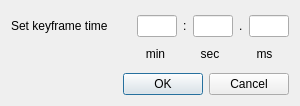
Old version of the form src/Authoring/Studio/Application/TimeEditDlg.ui in the repository flyhex/qt3dstudio.
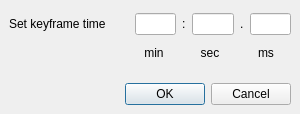
New version of the form.

Diff of the .ui file:
```diff
--- a/src/Authoring/Studio/Application/TimeEditDlg.ui
+++ b/src/Authoring/Studio/Application/TimeEditDlg.ui
@@ -7,15 +7,43 @@
     <x>0</x>
     <y>0</y>
     <width>300</width>
-    <height>106</height>
+    <height>114</height>
    </rect>
   </property>
   <property name="windowTitle">
    <string>Set Keyframe Time</string>
   </property>
   <layout class="QVBoxLayout" name="verticalLayout_2">
+   <property name="leftMargin">
+    <number>0</number>
+   </property>
+   <property name="topMargin">
+    <number>0</number>
+   </property>
+   <property name="rightMargin">
+    <number>0</number>
+   </property>
+   <property name="bottomMargin">
+    <number>0</number>
+   </property>
    <item>
+    <widget class="QWidget" name="widget" native="true">
+     <layout class="QVBoxLayout" name="verticalLayout">
+      <item>
+       <widget class="QWidget" name="editLayout" native="true">
     <layout class="QHBoxLayout" name="horizontalLayout">
+         <property name="leftMargin">
+          <number>0</number>
+         </property>
+         <property name="topMargin">
+          <number>0</number>
+         </property>
+         <property name="rightMargin">
+          <number>0</number>
+         </property>
+         <property name="bottomMargin">
+          <number>0</number>
+         </property>
      <item>
       <widget class="QLabel" name="labelTitle">
        <property name="sizePolicy">
@@ -65,9 +93,23 @@
       <widget class="QLineEdit" name="lineEditMilliseconds"/>
      </item>
     </layout>
+       </widget>
    </item>
    <item>
+       <widget class="QWidget" name="labelsLayout" native="true">
     <layout class="QHBoxLayout" name="horizontalLayout_3">
+         <property name="leftMargin">
+          <number>0</number>
+         </property>
+         <property name="topMargin">
+          <number>0</number>
+         </property>
+         <property name="rightMargin">
+          <number>0</number>
+         </property>
+         <property name="bottomMargin">
+          <number>0</number>
+         </property>
      <item>
       <spacer name="horizontalSpacer">
        <property name="orientation">
@@ -151,6 +193,7 @@
       </widget>
      </item>
     </layout>
+       </widget>
    </item>
    <item>
     <spacer name="verticalSpacer">
@@ -158,7 +201,7 @@
       <enum>Qt::Vertical</enum>
      </property>
      <property name="sizeType">
-      <enum>QSizePolicy::Maximum</enum>
+         <enum>QSizePolicy::Preferred</enum>
      </property>
      <property name="sizeHint" stdset="0">
       <size>
@@ -169,7 +212,20 @@
     </spacer>
    </item>
    <item>
+       <widget class="QWidget" name="buttonsLayout" native="true">
     <layout class="QHBoxLayout" name="horizontalLayout_2">
+         <property name="leftMargin">
+          <number>0</number>
+         </property>
+         <property name="topMargin">
+          <number>0</number>
+         </property>
+         <property name="rightMargin">
+          <number>0</number>
+         </property>
+         <property name="bottomMargin">
+          <number>0</number>
+         </property>
      <item>
       <spacer name="horizontalSpacer_4">
        <property name="orientation">
@@ -194,6 +250,10 @@
       </widget>
      </item>
     </layout>
+       </widget>
+      </item>
+     </layout>
+    </widget>
    </item>
   </layout>
  </widget>
```
Left out of the diff: 16 changed lines with no effect on the pictures. Lines whose indentation alone changed are shown as unchanged.
